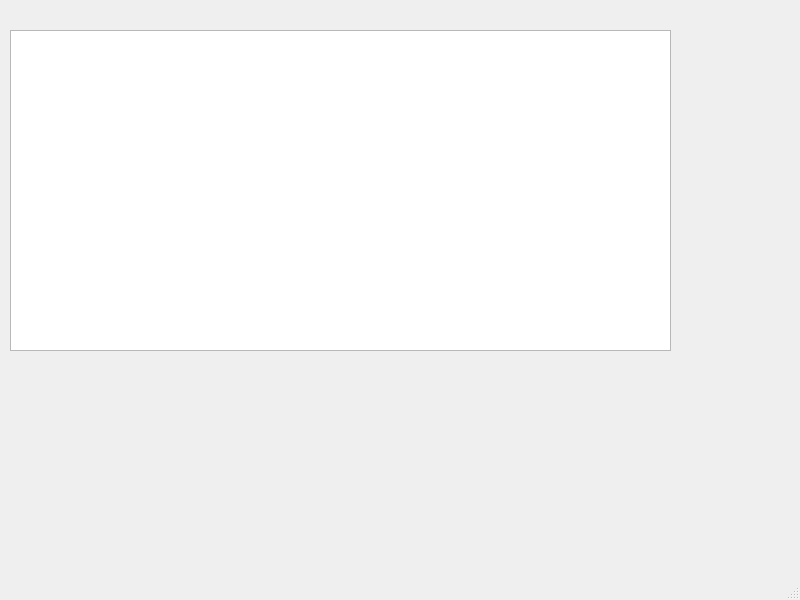
This is roomwindow.ui in sluchson/Projekt-Studia-HotelSystem as Qt 5 draws it before an edit. The edited form follows.
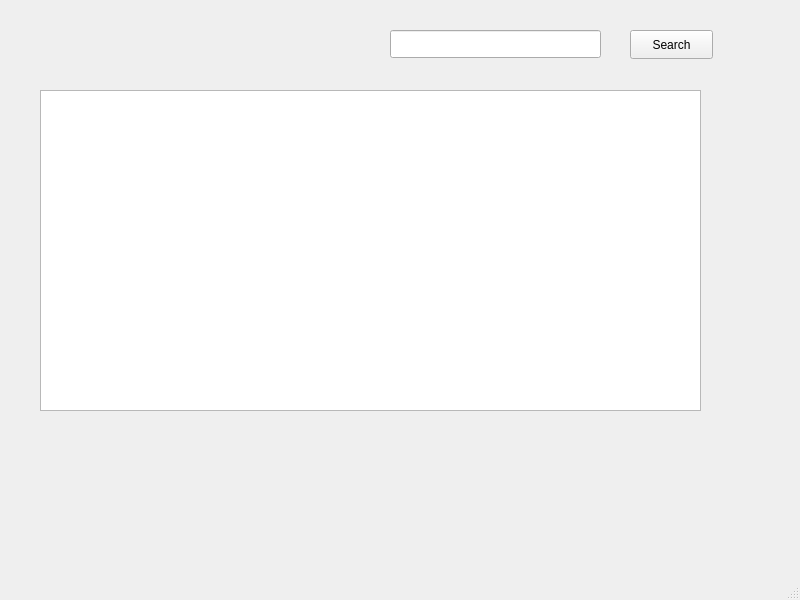
This is the edited form.

Patch:
```diff
--- a/roomwindow.ui
+++ b/roomwindow.ui
@@ -17,13 +17,36 @@
    <widget class="QTableView" name="tableViewRooms">
     <property name="geometry">
      <rect>
-      <x>10</x>
-      <y>30</y>
+      <x>40</x>
+      <y>90</y>
       <width>661</width>
       <height>321</height>
      </rect>
     </property>
    </widget>
+   <widget class="QLineEdit" name="lineEdit_searchRoomNumber">
+    <property name="geometry">
+     <rect>
+      <x>390</x>
+      <y>30</y>
+      <width>211</width>
+      <height>28</height>
+     </rect>
+    </property>
+   </widget>
+   <widget class="QPushButton" name="pushButton_searchRoom">
+    <property name="geometry">
+     <rect>
+      <x>630</x>
+      <y>30</y>
+      <width>83</width>
+      <height>29</height>
+     </rect>
+    </property>
+    <property name="text">
+     <string>Search</string>
+    </property>
+   </widget>
   </widget>
   <widget class="QMenuBar" name="menubar">
    <property name="geometry">
```
